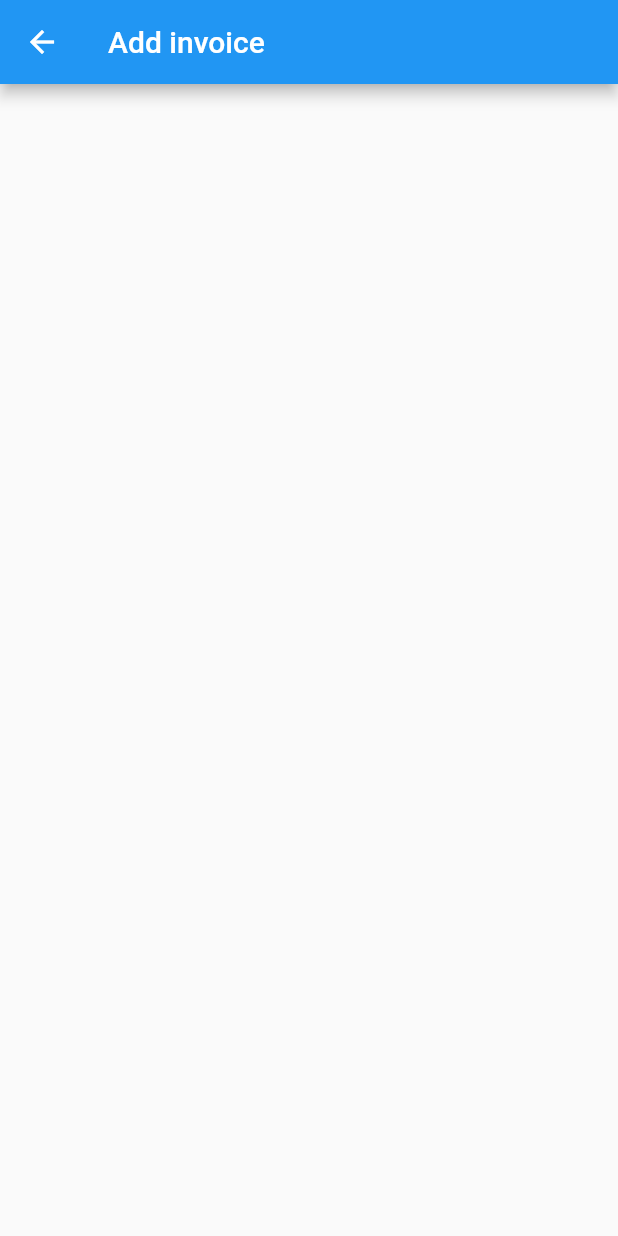
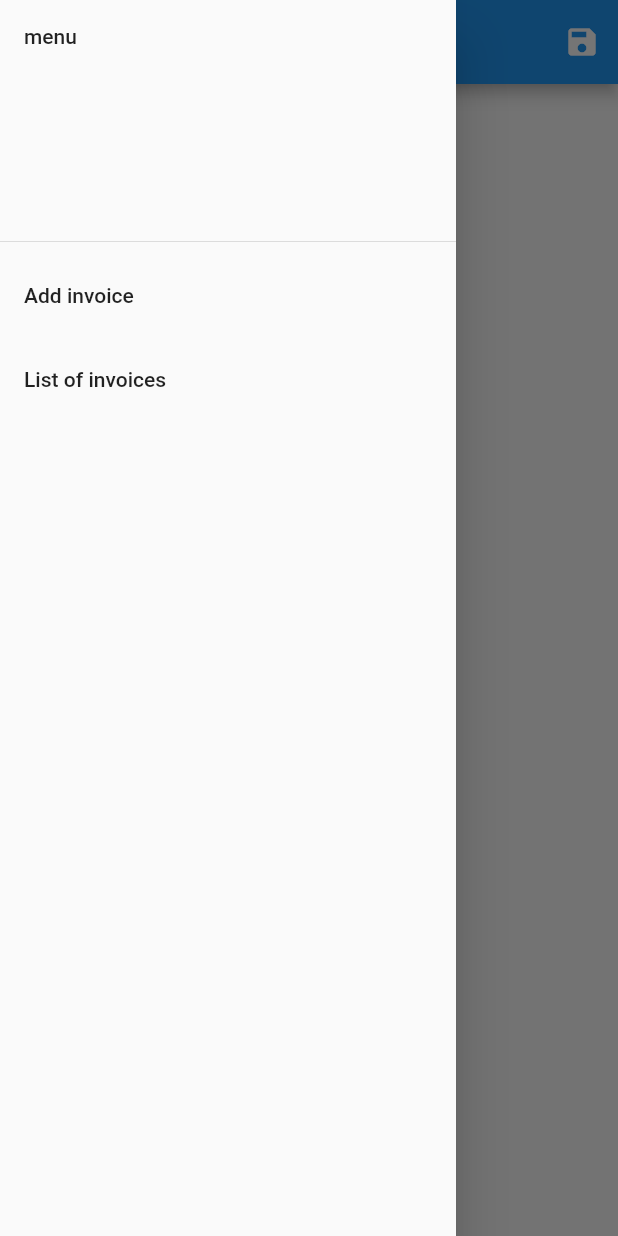
Before and after one commit to fildogan/my_invoices, a Flutter app: the AddInvoicePage screen opened directly, with the side drawer open (before the commit the screen has no drawer), on a phone screen of 412 x 824 dp. Run offline on Flutter 3.47's test engine with Material 2 defaults, Android fonts, the phone set to English and light mode, and no system bars; our stand-ins replace firebase_auth, firebase_core; missing offline and left inert: firebase_ui_auth; accounts and stored records are empty; generated files the repository leaves out were written again.

Commit message:
Add drawer and appbar to AddInvoicePage

```diff
--- a/lib/features/add_invoice/add_invoice_page.dart
+++ b/lib/features/add_invoice/add_invoice_page.dart
@@ -10,10 +10,37 @@ class AddInvoicePage extends StatefulWidget {
 class _AddInvoicePageState extends State<AddInvoicePage> {
   @override
   Widget build(BuildContext context) {
-    return Scaffold(
+    return SafeArea(
+        child: Scaffold(
       appBar: AppBar(
         title: const Text('Add invoice'),
+        actions: [
+          IconButton(
+              onPressed: () {},
+              icon: const Icon(
+                Icons.save,
+              ))
+        ],
       ),
-    );
+      drawer: Drawer(
+        child: ListView(
+          children: [
+            DrawerHeader(child: Text('menu')),
+            ListTile(
+              title: Text('Add invoice'),
+              onTap: () {
+                Navigator.of(context).pop();
+              },
+            ),
+            ListTile(
+              title: Text('List of invoices'),
+              onTap: () {
+                Navigator.of(context).pop();
+              },
+            )
+          ],
+        ),
+      ),
+    ));
   }
 }
--- a/lib/features/home/home_page.dart
+++ b/lib/features/home/home_page.dart
@@ -13,6 +13,7 @@ class HomePage extends StatefulWidget {
 class _HomePageState extends State<HomePage> {
   int _counter = 0;
 
+  // ignore: unused_element
   void _incrementCounter() {
     setState(() {
       _counter++;
```
Also changed, not shown: lib/features/auth/auth_gate.dart (+4 -3 lines).
